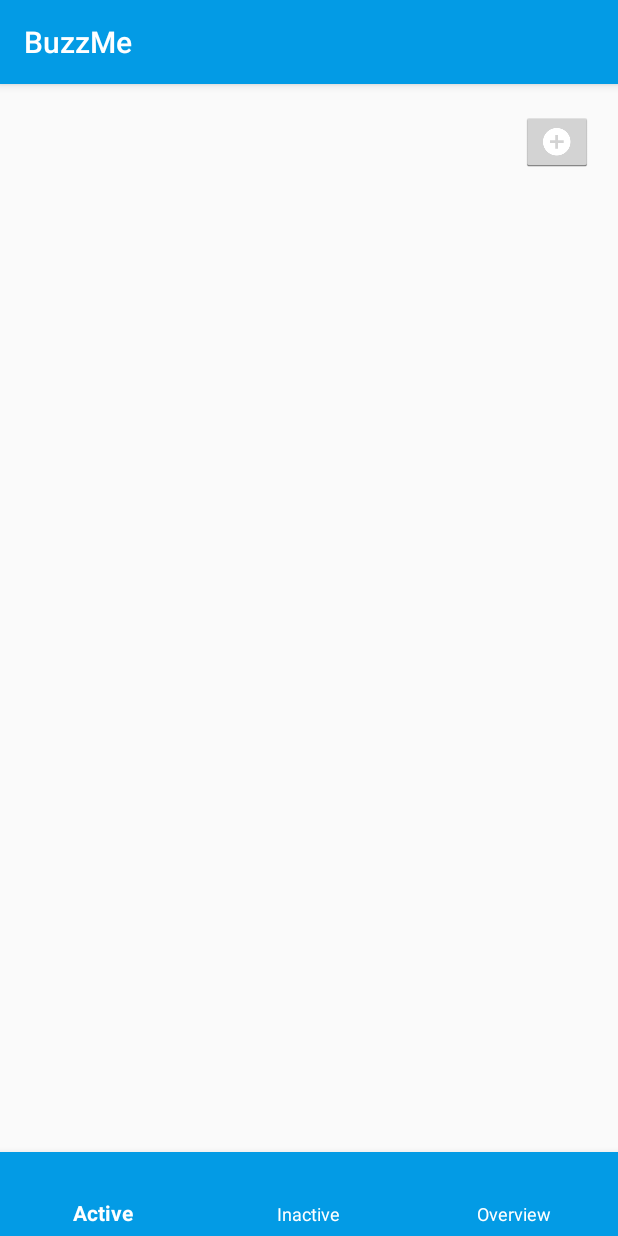
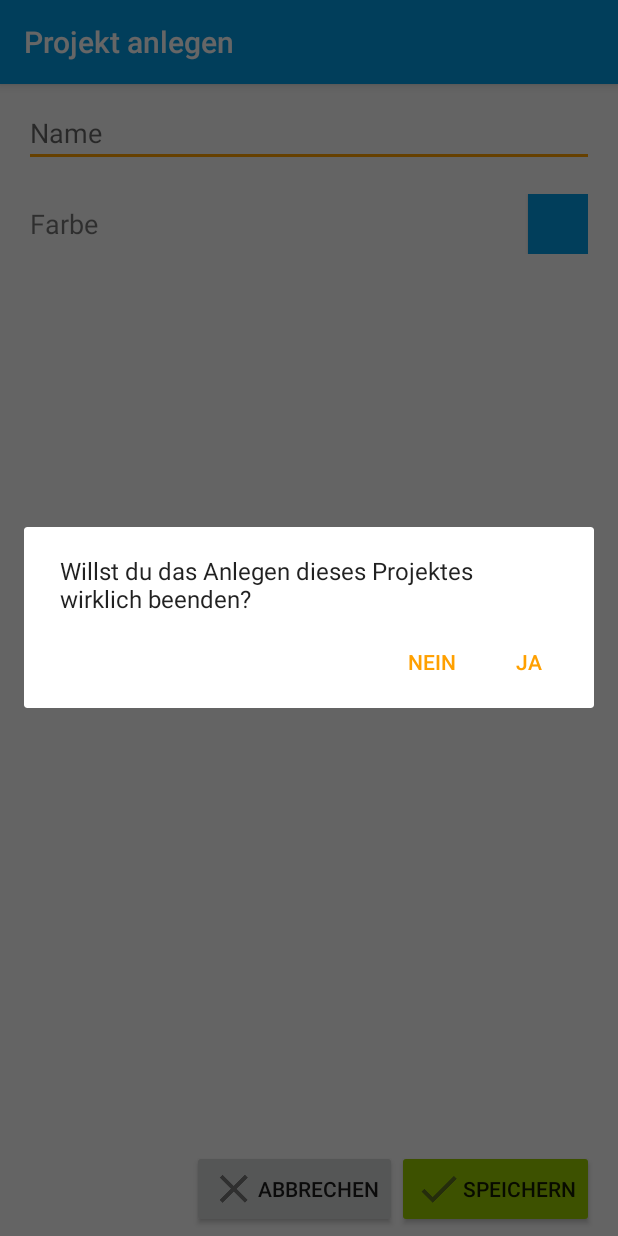
Before and after one commit to LeonieEbert/BuzzMe, an Android app: the AddProjectActivity screen opened directly, with no data from a screen before it, after a tap on "ABBRECHEN", on a phone screen of 412 x 824 dp. Run offline under Robolectric (Android 15) with nearby library versions, the phone set to English and light mode, and no system bars; our stand-ins replace Firebase (no records; nobody signed in at launch, a user with empty details on screens opened directly); libraries missing offline, so code that uses them is left out: yuku.ambilwarna.

Commit message:
Superwomen Push: Alert Dialog Overview Activity Kachelansicht Read and Write from/to FIREBASE!!!

```diff
--- a/app/build.gradle
+++ b/app/build.gradle
@@ -20,6 +20,7 @@
 }
 
 dependencies {
+
     implementation fileTree(dir: 'libs', include: ['*.jar'])
     implementation 'com.android.support:appcompat-v7:27.1.0'
     implementation 'com.android.support:animated-vector-drawable:27.1.0'
--- a/app/src/main/java/com/example/buzzme/ActiveActivity.java
+++ b/app/src/main/java/com/example/buzzme/ActiveActivity.java
@@ -36,9 +36,9 @@
 
         buzzdataref.addValueEventListener(new ValueEventListener() {
             @Override
-            public void onDataChange(DataSnapshot dataSnapshot) {
-                String textupdate = dataSnapshot.getValue(String.class);
-                showFirebaseData.setText(textupdate);
+           public void onDataChange(DataSnapshot dataSnapshot) {
+               /* String textupdate = dataSnapshot.getValue(String.class);
+                showFirebaseData.setText(textupdate);*/
             }
 
             @Override
--- a/app/src/main/java/com/example/buzzme/AddProjectActivity.java
+++ b/app/src/main/java/com/example/buzzme/AddProjectActivity.java
@@ -1,12 +1,21 @@
 package com.example.buzzme;
 
+import android.content.DialogInterface;
 import android.content.Intent;
 import android.os.Bundle;
 import android.support.annotation.Nullable;
 import android.support.v4.content.ContextCompat;
+import android.support.v7.app.AlertDialog;
 import android.support.v7.app.AppCompatActivity;
 import android.view.View;
 import android.widget.Button;
+import android.widget.EditText;
+import android.widget.Toast;
+
+import com.google.firebase.auth.FirebaseAuth;
+import com.google.firebase.auth.FirebaseUser;
+import com.google.firebase.database.DatabaseReference;
+import com.google.firebase.database.FirebaseDatabase;
 
 import yuku.ambilwarna.AmbilWarnaDialog;
 
@@ -16,7 +25,13 @@
 
 public class AddProjectActivity extends AppCompatActivity {
     Button btn;
-    int defaultColor;
+    int projectColor;
+    private DatabaseReference mDatabase;
+    private EditText txtProjectName;
+    private FirebaseAuth firebaseAuth;
+
+
+
 
 
 
@@ -25,23 +40,26 @@
         super.onCreate(savedInstanceState);
         setContentView(R.layout.activity_add_project);
         setTitle("Projekt anlegen");
-        defaultColor = ContextCompat.getColor(AddProjectActivity.this, R.color.colorPrimary);
+        projectColor = ContextCompat.getColor(AddProjectActivity.this, R.color.colorPrimary);
         btn = (Button) findViewById(R.id.button_color);
-        btn.setBackgroundColor(defaultColor);
+        btn.setBackgroundColor(projectColor);
         btn.setOnClickListener(new View.OnClickListener() {
             @Override
             public void onClick(View view) {
                 openColorPickerDialog(false);
             }
         });
+        txtProjectName = findViewById(R.id.name_new_project);
+        mDatabase= FirebaseDatabase.getInstance().getReference();
+        firebaseAuth= FirebaseAuth.getInstance();
 
     }
     private void openColorPickerDialog(boolean alphaSupport) {
 
-        AmbilWarnaDialog colorPickerDialog = new AmbilWarnaDialog(AddProjectActivity.this, defaultColor, alphaSupport, new AmbilWarnaDialog.OnAmbilWarnaListener() {
+        AmbilWarnaDialog colorPickerDialog = new AmbilWarnaDialog(AddProjectActivity.this, projectColor, alphaSupport, new AmbilWarnaDialog.OnAmbilWarnaListener() {
             @Override
             public void onOk(AmbilWarnaDialog colorPickerDialog, int color) {
-                defaultColor = color;
+                projectColor = color;
                 btn.setBackgroundColor(color);
             }
 
@@ -54,10 +72,46 @@
 
 
     }
+
     public void btnCancel_Click (View v) {
+        AlertDialog.Builder cancelAddProjekt = new AlertDialog.Builder(AddProjectActivity.this);
+        cancelAddProjekt.setMessage("Willst du das Anlegen dieses Projektes wirklich beenden?");
+        cancelAddProjekt.setCancelable(true);
 
-        Intent i = new Intent(AddProjectActivity.this, ActiveActivity.class);
-        startActivity(i);
+        cancelAddProjekt.setPositiveButton(
+                "JA",
+                new DialogInterface.OnClickListener() {
+                    public void onClick(DialogInterface dialog, int id) {
+                        dialog.cancel();
+                        Intent i = new Intent(AddProjectActivity.this, ActiveActivity.class);
+                        startActivity(i);
+                    }
+                });
+
+        cancelAddProjekt.setNegativeButton(
+                "NEIN",
+                new DialogInterface.OnClickListener() {
+                    public void onClick(DialogInterface dialog, int id) {
+                        dialog.cancel();
+                    }
+                });
+
+        AlertDialog alert11 = cancelAddProjekt.create();
+        alert11.show();
+
+    }
+
+    public void btnSave_Click (View v) {
+    saveProject();
+    }
+    public void saveProject(){
+        String projectName = txtProjectName.getText().toString().trim();
+       Project project= new Project(projectName,projectColor);
+        FirebaseUser user = firebaseAuth.getCurrentUser();
+
+        mDatabase.child(user.getUid()).child(projectName).setValue(project);
+
+        Toast.makeText(this, "Projekt erstellt",Toast.LENGTH_LONG).show();
     }
 
 }
--- a/app/src/main/res/layout/activity_add_project.xml
+++ b/app/src/main/res/layout/activity_add_project.xml
@@ -55,8 +55,9 @@
             android:drawableLeft="@drawable/ic_save_cancel"/>
 
         <Button
-            android:id="@+id/button_save"
+            android:id="@+id/btnSave"
             android:layout_width="wrap_content"
+            android:onClick="btnSave_Click"
             android:layout_height="wrap_content"
             android:backgroundTint="@android:color/holo_green_light"
             android:text="Speichern"
--- a/build.gradle
+++ b/build.gradle
@@ -7,7 +7,7 @@
         jcenter()
     }
     dependencies {
-        classpath 'com.android.tools.build:gradle:3.1.0'
+        classpath 'com.android.tools.build:gradle:3.1.1'
         classpath 'com.google.gms:google-services:3.2.0'
 
         // NOTE: Do not place your application dependencies here; they belong
```
Also changed, not shown: app/src/main/java/com/example/buzzme/OverviewActivity.java (+76 -5 lines), app/src/main/java/com/example/buzzme/Project.java (added, +31 -0 lines), app/src/main/java/com/example/buzzme/ProjectAdapter.java (added, +67 -0 lines), app/src/main/res/layout/activity_overview.xml (+8 -15 lines), app/src/main/res/layout/project_list.xml (added, +79 -0 lines).
